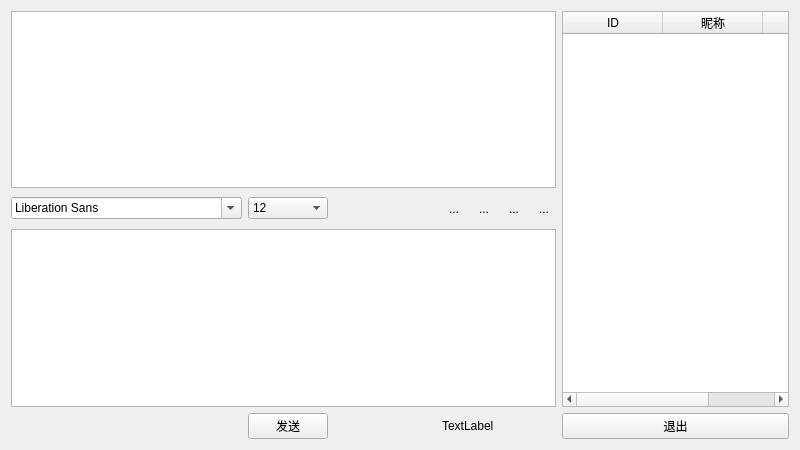
Above: Client/chatwidget.ui from Psychim/Group5Pro before the change. Below: the same form after it.
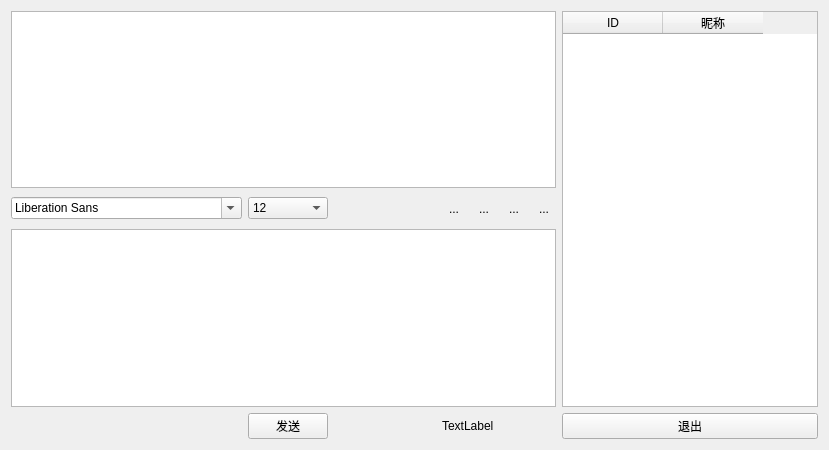
That is the form after the change. Icons and pictures are not drawn.

Patch:
```diff
--- a/Client/chatwidget.ui
+++ b/Client/chatwidget.ui
@@ -6,7 +6,7 @@
    <rect>
     <x>0</x>
     <y>0</y>
-    <width>800</width>
+    <width>751</width>
     <height>450</height>
    </rect>
   </property>
@@ -19,6 +19,12 @@
    </item>
    <item row="0" column="9" rowspan="3">
     <widget class="QTableWidget" name="userTableWidget">
+     <property name="sizePolicy">
+      <sizepolicy hsizetype="Fixed" vsizetype="Expanding">
+       <horstretch>0</horstretch>
+       <verstretch>0</verstretch>
+      </sizepolicy>
+     </property>
      <property name="selectionMode">
       <enum>QAbstractItemView::SingleSelection</enum>
      </property>
@@ -38,11 +44,6 @@
        <string>昵称</string>
       </property>
      </column>
-     <column>
-      <property name="text">
-       <string>IP地址</string>
-      </property>
-     </column>
     </widget>
    </item>
    <item row="1" column="0">
```
